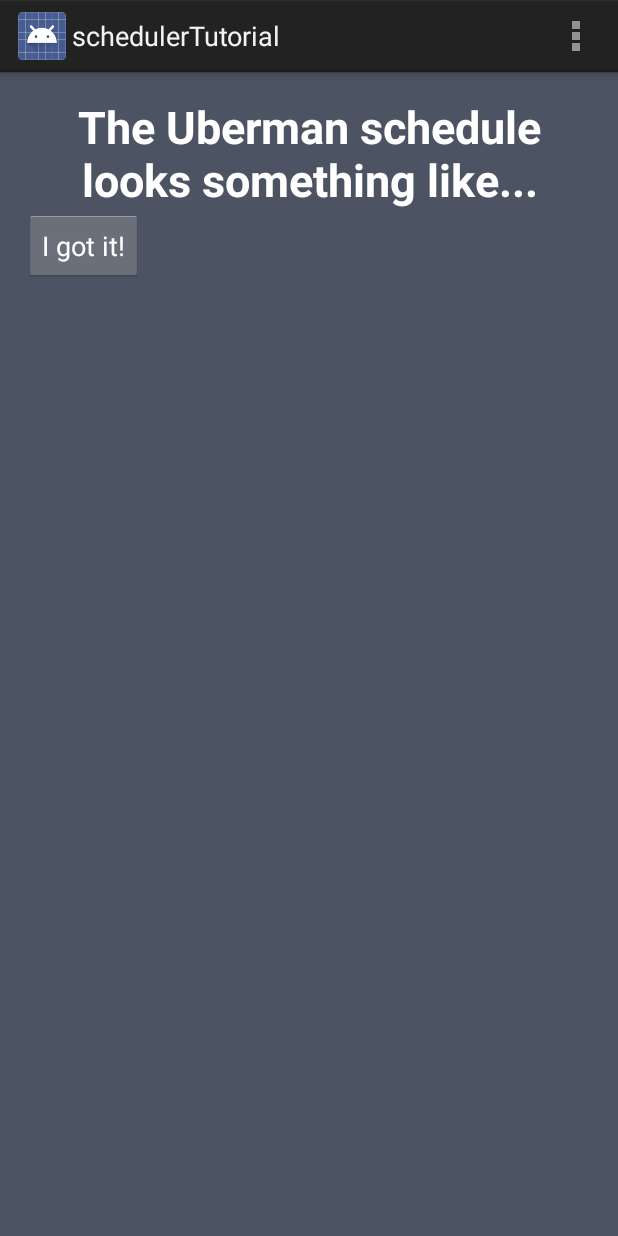
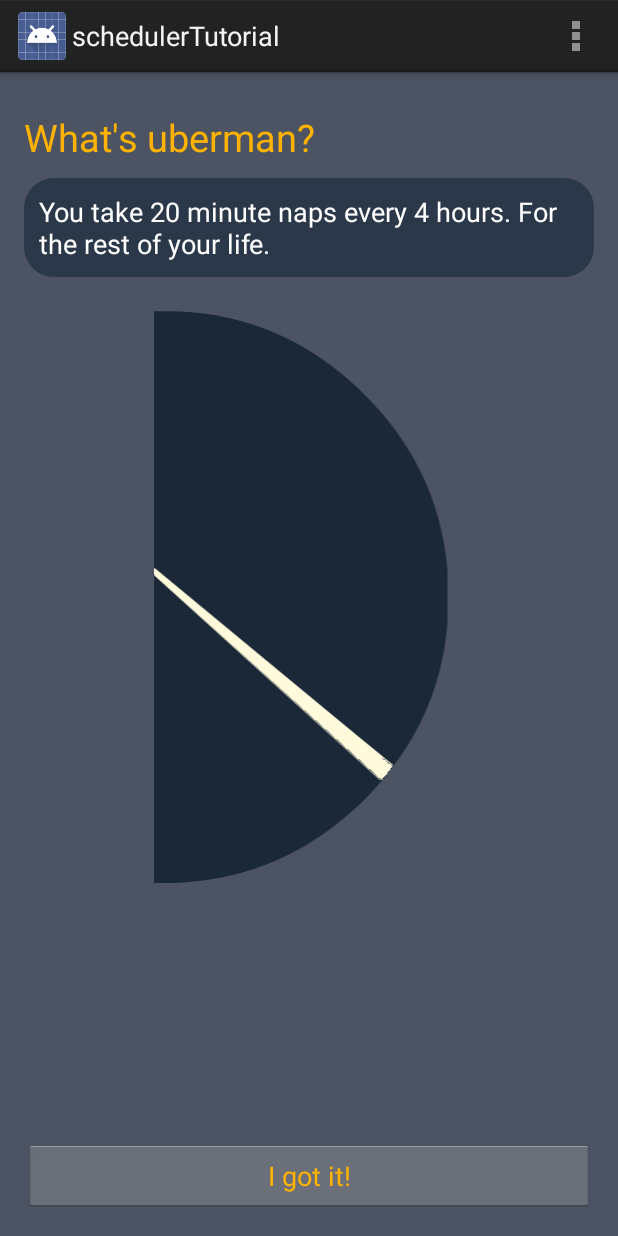
Before and after one commit to ginellegaisano/FitBuzzSE, an Android app: the schedulerTutorial screen opened directly, with no data from a screen before it, on a phone screen of 412 x 824 dp. Run offline under Robolectric (Android 15) with nearby library versions, the phone set to English and light mode, and no system bars.

Commit message:
Making things look a teeeeeny bit better

```diff
--- a/android/app/src/main/java/com/example/android/app/schedulerTutorial.java
+++ b/android/app/src/main/java/com/example/android/app/schedulerTutorial.java
@@ -17,9 +17,11 @@ public class schedulerTutorial extends Activity {
 
         int scheduleType = 1;
         TextView descriptionView = (TextView) findViewById(R.id.description);
+        TextView titleView = (TextView) findViewById(R.id.title);
 
         switch(scheduleType) {
             case 1:
+                titleView.setText(getResources().getString(R.string.uberman_tutorial_title));
                 descriptionView.setText(getResources().getString(R.string.uberman_tutorial_content));
                 break;
             case 2:
--- a/android/app/src/main/java/com/example/android/app/ubermanScheduler.java
+++ b/android/app/src/main/java/com/example/android/app/ubermanScheduler.java
@@ -22,6 +22,10 @@ public class ubermanScheduler extends Activity {
         TimePicker timePicker1 = (TimePicker) findViewById(R.id.timePicker);
     }
 
+    public void calculateSleepTimes() {
+
+    }
+
 
     @Override
     public boolean onCreateOptionsMenu(Menu menu) {
--- /dev/null
+++ b/android/app/src/main/res/drawable/textview_design.xml
@@ -0,0 +1,11 @@
+<shape xmlns:android="http://schemas.android.com/apk/res/android" >
+
+    <solid android:color="#2B3849" />
+
+    <corners
+        android:bottomLeftRadius="20dp"
+        android:bottomRightRadius="20dp"
+        android:topLeftRadius="20dp"
+        android:topRightRadius="20dp" />
+
+</shape>
--- a/android/app/src/main/res/layout/activity_scheduler_tutorial.xml
+++ b/android/app/src/main/res/layout/activity_scheduler_tutorial.xml
@@ -7,24 +7,54 @@
     android:paddingTop="@dimen/activity_vertical_margin"
     android:paddingBottom="@dimen/activity_vertical_margin"
     tools:context="com.example.android.app.schedulerTutorial"
+    android:orientation="vertical"
     android:background="#4C5363">
+
+    <TextView android:id="@+id/title"
+        android:layout_width="match_parent"
+        android:layout_height="wrap_content"
+        android:keepScreenOn="true"
+        android:textColor="#FFB300"
+        android:textSize="25sp"
+        android:layout_marginTop="10dp"
+        android:layout_marginBottom="10dp" />
 
     <TextView android:id="@+id/description"
         android:layout_width="match_parent"
         android:layout_height="wrap_content"
         android:keepScreenOn="true"
         android:textColor="#ffffff"
-        android:textStyle="bold"
-        android:textSize="30sp"
-        android:gravity="center" />
+        android:textSize="18sp"
+        android:layout_marginBottom="20dp"
+        android:layout_below="@id/title"
+        android:background="@drawable/textview_design"
+        android:padding="10dp"
+        />
 
-    <Button android:id="@+id/nextButton"
-        android:layout_width="wrap_content"
+    <ImageView
+        android:id="@+id/picture"
+        android:layout_width="match_parent"
         android:layout_height="wrap_content"
-        android:textColor="#ffffff"
-        android:text="I got it!"
-        android:onClick="finishTutorial"
-        android:layout_below="@+id/description"
-        android:gravity="center" />
+        android:src="@drawable/uberman"
+        android:layout_marginBottom="20dp"
+        android:layout_below="@id/description"
+        />
+
+
+    <FrameLayout
+        android:layout_width="match_parent"
+        android:layout_height="wrap_content"
+        android:layout_alignParentBottom="true">
+
+        <Button android:id="@+id/nextButton"
+            android:layout_width="match_parent"
+            android:layout_height="wrap_content"
+            android:textColor="#FFB300"
+            android:text="I got it!"
+            android:onClick="finishTutorial"
+            android:layout_below="@+id/picture"
+            android:gravity="center"
+            />
+    </FrameLayout>
 
 </RelativeLayout>
--- a/android/app/src/main/res/layout/activity_sleepchooser_detail.xml
+++ b/android/app/src/main/res/layout/activity_sleepchooser_detail.xml
@@ -4,4 +4,5 @@
     android:layout_width="match_parent"
     android:layout_height="match_parent"
     tools:context="com.example.android.app.sleepChooserDetailActivity"
-    tools:ignore="MergeRootFrame" />
+    tools:ignore="MergeRootFrame"
+    android:background="#4C5363"/>
--- a/android/app/src/main/res/values/strings.xml
+++ b/android/app/src/main/res/values/strings.xml
@@ -5,7 +5,8 @@
     <string name="title_sleepchooser_detail">sleepChooser Detail</string>
     <string name="title_activity_scheduler_tutorial">schedulerTutorial</string>
     <string name="dummy_button">Dummy Button</string>
-    <string name="uberman_tutorial_content">The Uberman schedule looks something like...</string>
+    <string name="uberman_tutorial_title">What\'s uberman?</string>
+    <string name="uberman_tutorial_content">You take 20 minute naps every 4 hours. For the rest of your life.</string>
     <string name="everyman_tutorial_content">Everyman is like...</string>
     <string name="finish_tutorial_button">I got it!</string>
     <string name="title_activity_uberman_scheduler">ubermanScheduler</string>
```
Also changed, not shown: android/app/src/main/AndroidManifest.xml (+0 -8 lines), android/app/src/main/res/layout/activity_uberman_scheduler.xml (+33 -1 lines), android/app/src/main/res/drawable-hdpi/uberman.png (added), android/app/src/main/res/drawable-mdpi/uberman.png (added), android/app/src/main/res/drawable-xhdpi/uberman.png (added), android/app/src/main/res/drawable-xxhdpi/uberman.png (added).
